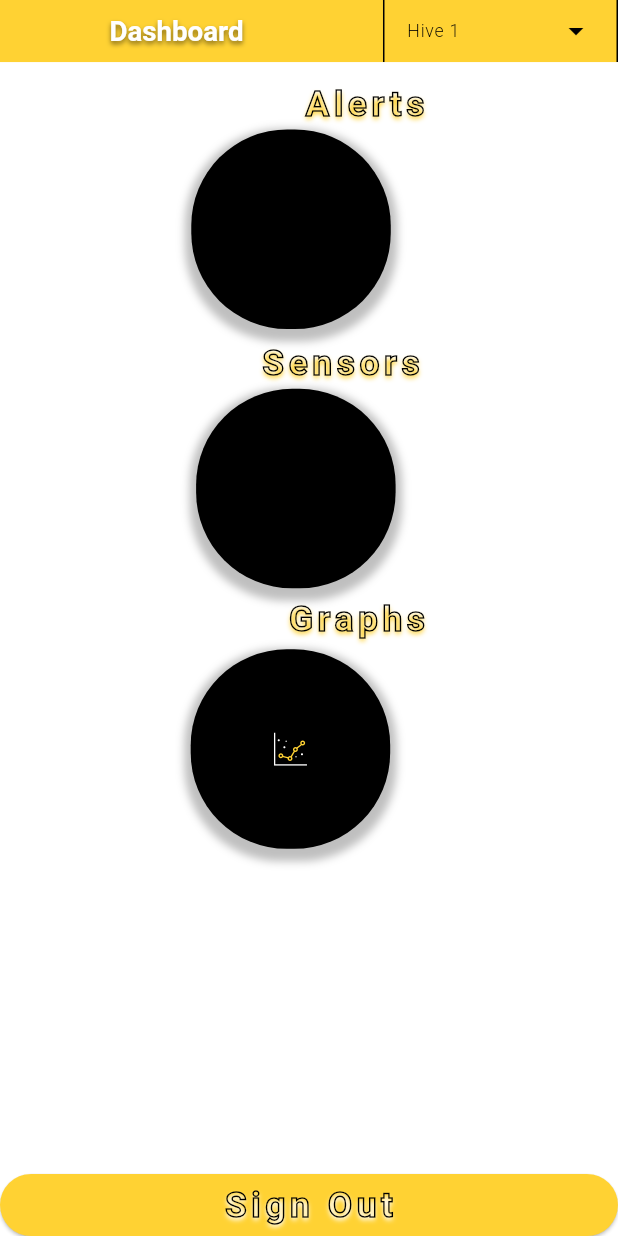
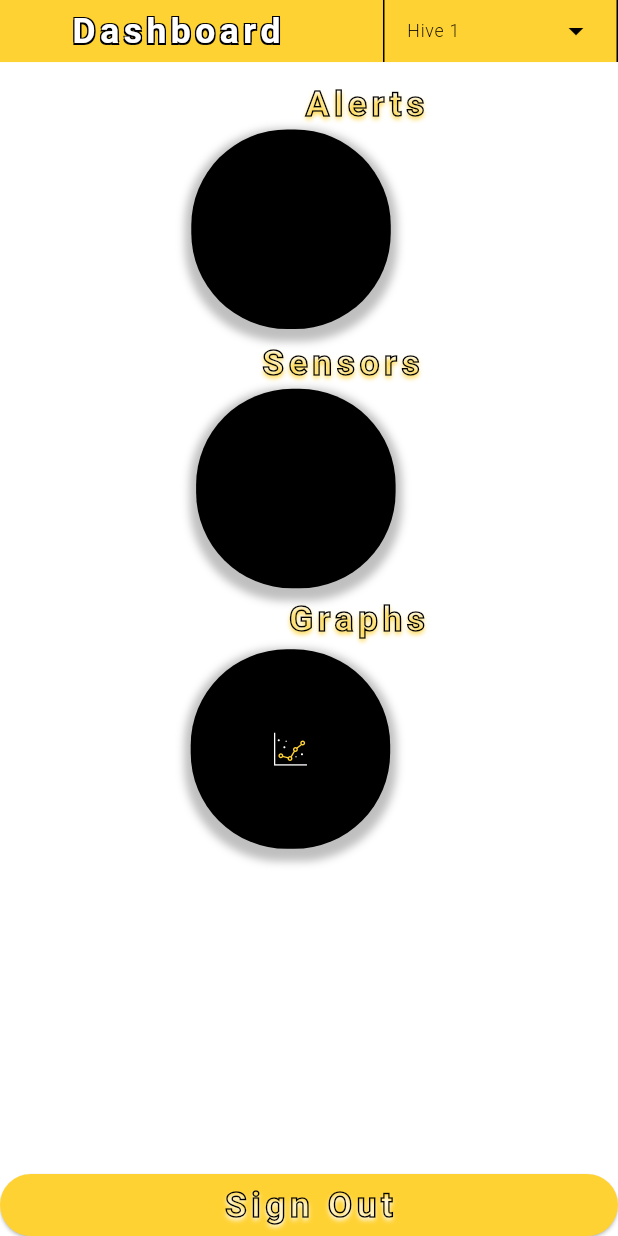
Before and after one commit to B-Ring-Group-3/B-Ring-Group-3, a Flutter app: the screen it shows once a user with an empty profile is signed in, on a phone screen of 412 x 824 dp. Run offline on Flutter 3.47's test engine with Material 3 defaults, Android fonts, the phone set to English and light mode, and no system bars; our stand-ins replace cached_network_image, firebase_auth, firebase_core, fixnum, flutter_dotenv, flutter_svg and 1 more; missing offline and left inert: firebase_ui_auth, flutterfire_ui, viam_sdk; accounts and stored records are empty; project files that could hold a hidden picture were left out.

Commit message:
Minor UI Changes
Updated a couple UI elements.

```diff
--- a/BeeProtoV0001/bees4-4/lib/presentation/b_ring_dash_screen/b_ring_dash_screen.dart
+++ b/BeeProtoV0001/bees4-4/lib/presentation/b_ring_dash_screen/b_ring_dash_screen.dart
@@ -1,6 +1,6 @@
 import 'package:bees4/core/app_export.dart';
 //import 'package:bees4/widgets/app_bar/appbar_leading_image.dart';
-import 'package:bees4/widgets/app_bar/appbar_subtitle.dart';
+import 'package:bees4/widgets/app_bar/appbar_title.dart';
 //import 'package:bees4/widgets/app_bar/appbar_trailing_image.dart';
 import 'package:bees4/widgets/app_bar/custom_app_bar.dart';
 import 'package:bees4/widgets/custom_elevated_button.dart';
@@ -42,7 +42,7 @@ class BRingDashScreen extends StatelessWidget {
         children: [
           Spacer(),
 
-          AppbarSubtitle(text: "Dashboard"),
+          AppbarTitle(text: "Dashboard"),
           Spacer(),
 
           SizedBox(width: 20), // Add some spacing between title and dropdown
--- a/BeeProtoV0001/bees4-4/lib/presentation/login_screen/login_screen.dart
+++ b/BeeProtoV0001/bees4-4/lib/presentation/login_screen/login_screen.dart
@@ -35,8 +35,8 @@ class LoginScreen extends StatelessWidget {
                     aspectRatio: 1,
                     child: CustomImageView(
                         imagePath: ImageConstant.imgBeeRingLogo,
-                        height: 103.v,
-                        width: 109.h,
+                        height: 120.v,
+                        width: 120.h,
                         alignment: Alignment.center,
                         //margin: EdgeInsets.only(left: 91.h)
                     )
```
